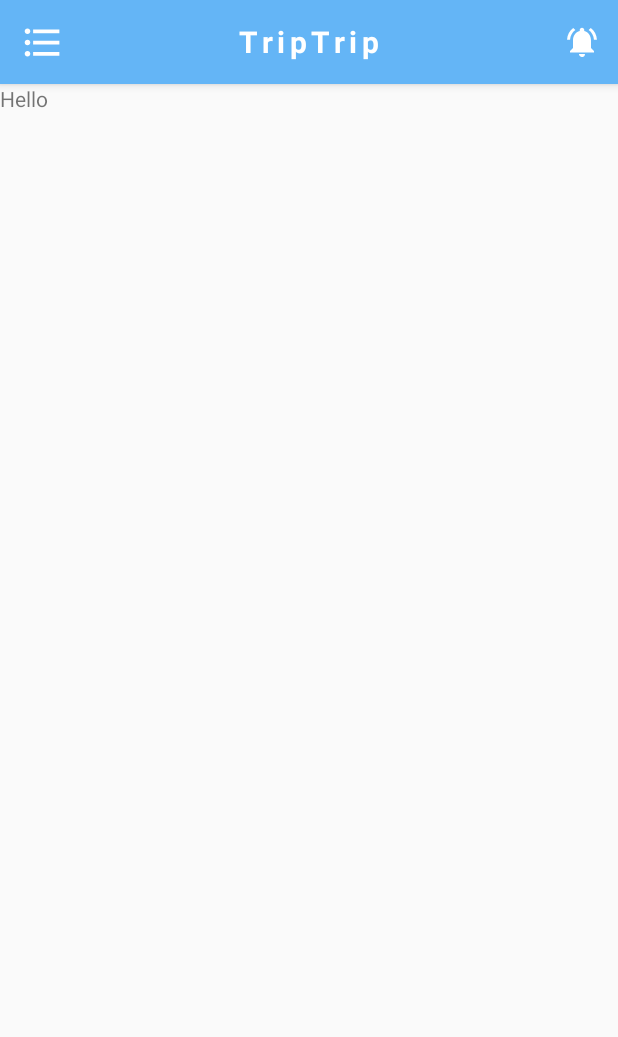
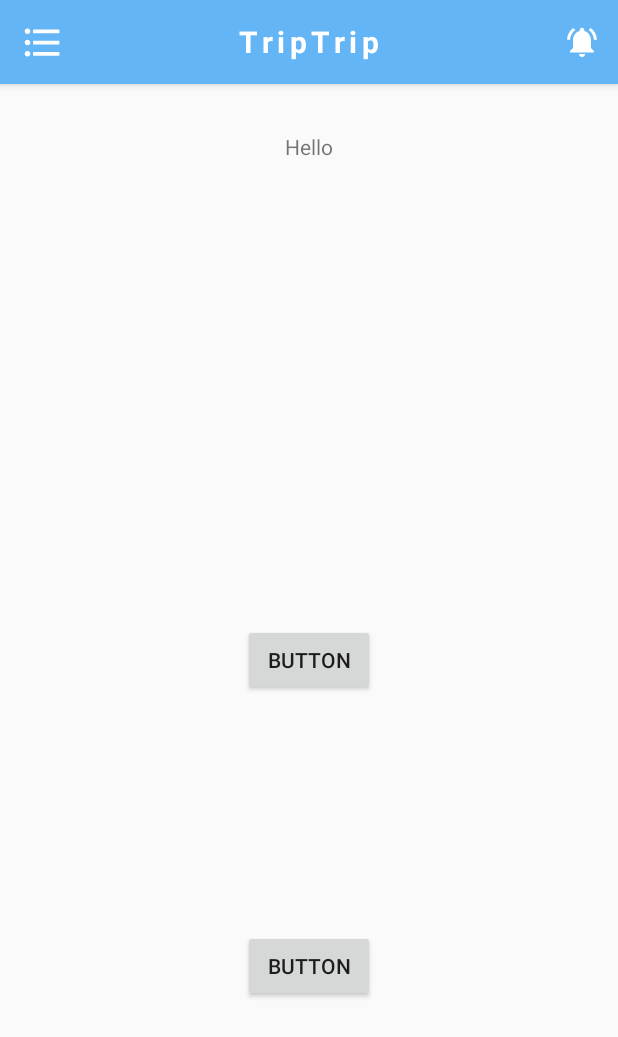
Before and after one commit to scute0001/TripTrip, an Android app: the screen it shows after launch (MainActivity), on a phone screen of 412 x 824 dp. Shown: the top 1037 px of the screen. Run offline under Robolectric (Android 15) with nearby library versions, the phone set to English and light mode, and no system bars; our stand-ins replace Firebase (no records; nobody signed in at launch, a user with empty details on screens opened directly), data binding, navigation-ui; Roboto replaces fonts that are not available here.

```diff
--- a/app/src/main/res/layout/my_trips_fragment.xml
+++ b/app/src/main/res/layout/my_trips_fragment.xml
@@ -1,13 +1,46 @@
 <?xml version="1.0" encoding="utf-8"?>
-<FrameLayout xmlns:android="http://schemas.android.com/apk/res/android"
-    xmlns:tools="http://schemas.android.com/tools"
-    android:layout_width="match_parent"
-    android:layout_height="match_parent"
-    tools:context=".ui.MyTripsFragment">
+<layout xmlns:android="http://schemas.android.com/apk/res/android"
+    xmlns:app="http://schemas.android.com/apk/res-auto"
+    xmlns:tools="http://schemas.android.com/tools">
 
-    <TextView
+    <data>
+
+    </data>
+
+    <androidx.constraintlayout.widget.ConstraintLayout
         android:layout_width="match_parent"
         android:layout_height="match_parent"
-        android:text="Hello" />
+        tools:context=".ui.MyTripsFragment">
 
-</FrameLayout>
+        <TextView
+            android:id="@+id/textView"
+            android:layout_width="wrap_content"
+            android:layout_height="wrap_content"
+            android:layout_marginTop="32dp"
+            android:text="Hello"
+            app:layout_constraintEnd_toEndOf="parent"
+            app:layout_constraintStart_toStartOf="parent"
+            app:layout_constraintTop_toTopOf="parent" />
+
+        <Button
+            android:id="@+id/button"
+            android:layout_width="wrap_content"
+            android:layout_height="wrap_content"
+            android:text="Button"
+            app:layout_constraintBottom_toBottomOf="parent"
+            app:layout_constraintEnd_toEndOf="parent"
+            app:layout_constraintStart_toStartOf="parent"
+            app:layout_constraintTop_toTopOf="parent" />
+
+        <Button
+            android:id="@+id/button2"
+            android:layout_width="wrap_content"
+            android:layout_height="wrap_content"
+            android:text="Button"
+            app:layout_constraintBottom_toBottomOf="parent"
+            app:layout_constraintEnd_toEndOf="parent"
+            app:layout_constraintStart_toStartOf="parent"
+            app:layout_constraintTop_toBottomOf="@+id/button" />
+
+    </androidx.constraintlayout.widget.ConstraintLayout>
+</layout>
```
Also changed, not shown: app/src/main/java/com/emil/triptrip/database/AttendUser.kt (added, +13 -0 lines), app/src/main/java/com/emil/triptrip/database/DayKey.kt (added, +12 -0 lines), app/src/main/java/com/emil/triptrip/database/PostMessage.kt (added, +13 -0 lines), app/src/main/java/com/emil/triptrip/database/SpotTag.kt (added, +24 -0 lines), app/src/main/java/com/emil/triptrip/database/Trip.kt (added, +18 -0 lines), app/src/main/java/com/emil/triptrip/database/User.kt (added, +10 -0 lines), app/src/main/java/com/emil/triptrip/ui/MyTripsFragment.kt (+91 -10 lines).
